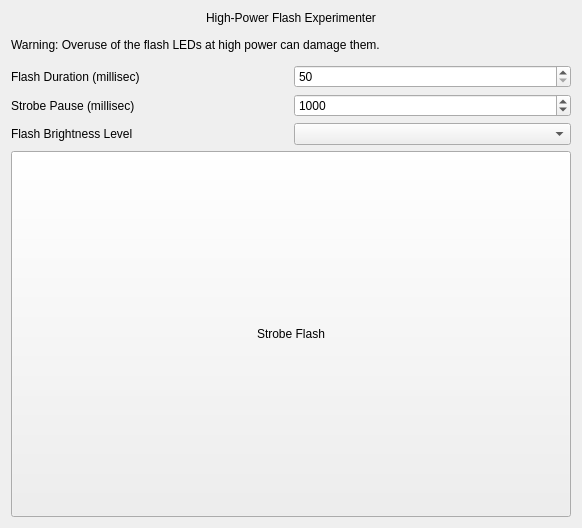
Qt form lanstrobeform.ui (jpietrzak8/Lanterne) before a commit.
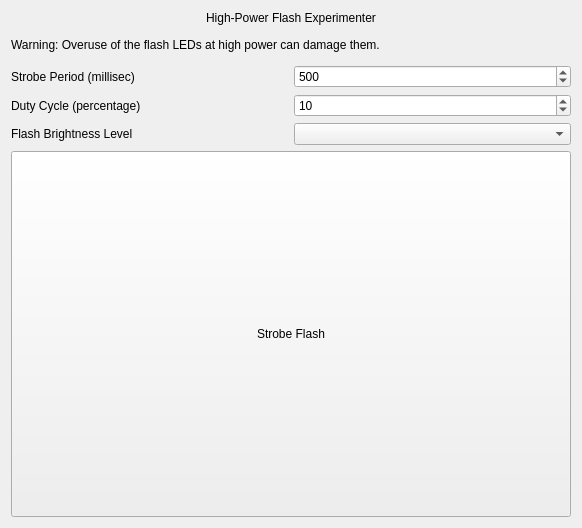
The same form after that commit.

Commit message:
Strobe window updated
The Strobe parameters have been changed to use a strobe period / duty
cycle mechanism, which should provide a safer way to control the
high-power LEDs.

```diff
--- a/lanstrobeform.ui
+++ b/lanstrobeform.ui
@@ -51,21 +51,24 @@
      <item>
       <widget class="QLabel" name="flashDurationLabel">
        <property name="text">
-        <string>Flash Duration (millisec)</string>
+        <string>Strobe Period (millisec)</string>
        </property>
       </widget>
      </item>
      <item>
       <widget class="QSpinBox" name="flashDurationSpinBox">
        <property name="minimum">
-        <number>50</number>
+        <number>100</number>
        </property>
        <property name="maximum">
-        <number>1000</number>
+        <number>5000</number>
        </property>
        <property name="singleStep">
         <number>50</number>
        </property>
+       <property name="value">
+        <number>500</number>
+       </property>
       </widget>
      </item>
     </layout>
@@ -75,23 +78,23 @@
      <item>
       <widget class="QLabel" name="pauseLabel">
        <property name="text">
-        <string>Strobe Pause (millisec)</string>
+        <string>Duty Cycle (percentage)</string>
        </property>
       </widget>
      </item>
      <item>
       <widget class="QSpinBox" name="flashPauseSpinBox">
        <property name="minimum">
-        <number>50</number>
+        <number>1</number>
        </property>
        <property name="maximum">
-        <number>10000</number>
+        <number>25</number>
        </property>
        <property name="singleStep">
         <number>50</number>
        </property>
        <property name="value">
-        <number>1000</number>
+        <number>10</number>
        </property>
       </widget>
      </item>
```
Left out of the diff: 10 changed lines with no effect on the pictures. The commit also changes 6 other files.
